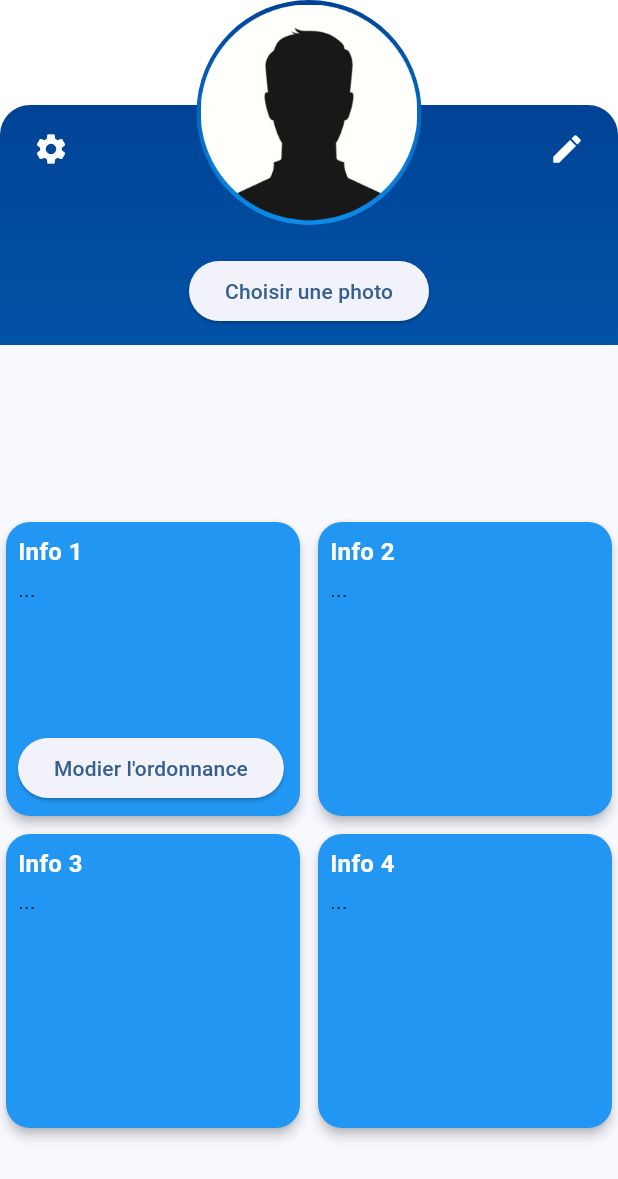
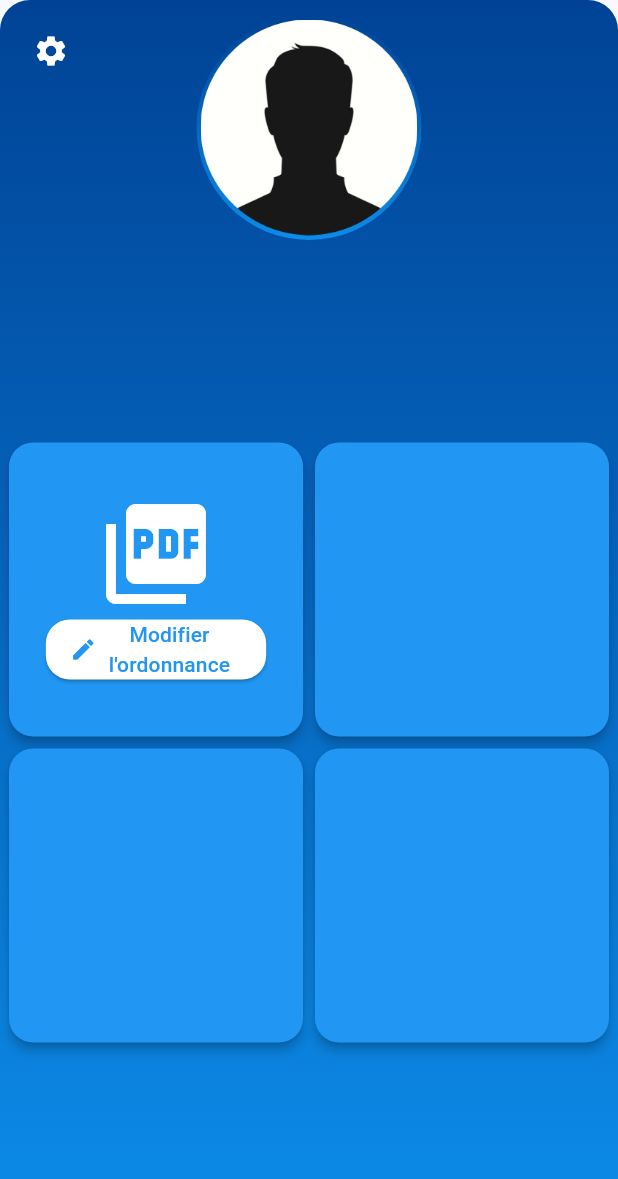
Before and after one commit to PaulDelamare/Diwe_front, a Flutter app: the UserPage screen opened directly, on a phone screen of 412 x 824 dp. Shown: the top 1179 px of the screen. Run offline on Flutter 3.47's test engine with Material 3 defaults, Android fonts, the phone set to English and light mode, and no system bars; our stand-ins replace connectivity, file_picker, fl_chart, flutter_dotenv, flutter_secure_storage, image_picker and 1 more; accounts and stored records are empty.

Commit message:
Improve style

```diff
--- a/lib/main.dart
+++ b/lib/main.dart
@@ -27,6 +27,7 @@ class MyApp extends StatelessWidget {
   @override
   Widget build(BuildContext context) {
     return MaterialApp(
+      debugShowCheckedModeBanner: false,
       title: 'DIWE',
       theme: ThemeData(
         colorScheme: ColorScheme.fromSeed(seedColor: Colors.blue),
--- a/lib/repas/photorepas.dart
+++ b/lib/repas/photorepas.dart
@@ -25,7 +25,7 @@ class _PhotoRepasPageState  extends State<Photorepas> {
 
 // Fonction pour récupérer une image à partir de la galerie
   Future<void> getImage() async {
-    final pickedFile = await picker.getImage(source: ImageSource.gallery); // Sélectionne une image depuis la galerie
+    final pickedFile = await picker.getImage(source: ImageSource.camera); // Sélectionne une image depuis la galerie
 
     if (pickedFile != null) { // Vérifie si une image a été sélectionnée
       setState(() {
--- a/lib/user/avatar.dart
+++ b/lib/user/avatar.dart
@@ -118,11 +118,6 @@ class _AvatarPageState extends State<AvatarPage> {
               ),
             ),
           ),
-          SizedBox(height: 20),
-          ElevatedButton(
-            onPressed: getImage,
-            child: Text('Choisir une photo'),
-          ),
         ],
       ),
     );
--- a/lib/user/infos.dart
+++ b/lib/user/infos.dart
@@ -56,7 +56,9 @@ class _InfosWidgetState extends State<InfosWidget> {
   @override
   Widget build(BuildContext context) {
     return Scaffold(
-      body: Center(
+      backgroundColor: Colors.transparent,
+      body: Padding(
+        padding: const EdgeInsets.symmetric(horizontal: 2.0), // Ajoute un padding horizontal de 20
         child: Column(
           mainAxisAlignment: MainAxisAlignment.center,
           children: [
@@ -69,14 +71,14 @@ class _InfosWidgetState extends State<InfosWidget> {
             GridView.count(
               shrinkWrap: true,
               crossAxisCount: 2,
-              crossAxisSpacing: 4, // Réduit l'espacement horizontal entre les cartes
-              mainAxisSpacing: 4, // Réduit l'espacement vertical entre les cartes
+              crossAxisSpacing: 0, // Réduit l'espacement horizontal entre les cartes
+              mainAxisSpacing: 0, // Réduit l'espacement vertical entre les cartes
               childAspectRatio: 1 / 1, // Permet de contrôler le rapport hauteur/largeur des cartes
               children: [
-                _buildInfoCard('Info 1', Text(_userData?['info1'] ?? "..."), true),
-                _buildInfoCard('Info 2', Text(_userData?['info2'] ?? "..."), false),
-                _buildInfoCard('Info 3', Text(_userData?['info3'] ?? "..."), false),
-                _buildInfoCard('Info 4', Text(_userData?['info4'] ?? "..."), false),
+                _buildInfoCard('',   Icon( Icons.picture_as_pdf, size: 80.0, color: Colors.white,), true),// Ajoute la taille de l'icône
+                _buildInfoCard('Info 2', Text(_userData?['info2'] ?? ""), false),
+                _buildInfoCard('Info 3', Text(_userData?['info3'] ?? ""), false),
+                _buildInfoCard('Info 4', Text(_userData?['info4'] ?? ""), false),
               ],
             ),
           ],
@@ -95,22 +97,25 @@ class _InfosWidgetState extends State<InfosWidget> {
     child: Padding(
       padding: const EdgeInsets.all(8.0),
       child: Column(
-          crossAxisAlignment: CrossAxisAlignment.start,
+        mainAxisAlignment: MainAxisAlignment.center, // Centrer le contenu de la colonne verticalement
+        crossAxisAlignment: CrossAxisAlignment.center, // Centrer le contenu de la colonne horizontalement
         children: [
-            Text(
-              title,
-              style: TextStyle(fontSize: 16, color: Colors.white, fontWeight: FontWeight.bold),
+          content,
+          if (includeUploadButton) // Condition pour ajouter le bouton uniquement sur la carte "Info 1"
+            ElevatedButton.icon(
+              onPressed: _pickAndUploadPdf,
+              icon: Icon(Icons.edit),
+              label: Text(
+                'Modifier\nl\'ordonnance', // Ajoute un retour à la ligne
+                textAlign: TextAlign.center, // Centre le texte
+                style: TextStyle(fontSize: 14),
               ),
-            SizedBox(height: 4),
-            content,
-            Spacer(),
-            if (includeUploadButton) // Condition pour ajouter le bouton uniquement sur la carte "Info 1"
-              ElevatedButton(
-                onPressed: _pickAndUploadPdf,
-                child: Text('Modier l\'ordonnance'),
               style: ElevatedButton.styleFrom(
-                  // primary: Colors.white,
-                  // onPrimary: Colors.blue,
+                backgroundColor: Colors.white,
+                foregroundColor: Colors.blue,
+                shape: RoundedRectangleBorder(
+                  borderRadius: BorderRadius.circular(16.0),
+                ),
               ),
             ),
         ],
@@ -118,4 +123,5 @@ class _InfosWidgetState extends State<InfosWidget> {
     ),
   );
 }
+
 }
--- a/lib/user/user.dart
+++ b/lib/user/user.dart
@@ -17,19 +17,9 @@ class _UserPageState extends State<UserPage> {
       body: Center( // Centrer le contenu de UserPage
         child: Stack(
           children: [
-            // Espace au-dessus du fond bleu
-            Positioned(
-              top: 0,
-              left: 0,
-              right: 0,
-              height: 100, // Hauteur de l'espace au-dessus du fond bleu
-              child: Container(
-                color: Colors.white, // Couleur de l'espace au-dessus du fond bleu
-              ),
-            ),
             // Fond bleu
             Positioned(
-              top: 70, // Hauteur de l'espace au-dessus du fond bleu
+              top: 0, // Hauteur de l'espace au-dessus du fond bleu
               left: 0,
               right: 0,
               bottom: 0,
@@ -49,7 +39,7 @@ class _UserPageState extends State<UserPage> {
             ),
             // Icon Paramètres
             Positioned(
-              top: 75,
+              top: 10,
               left: 10,
               child: IconButton(
                 icon: Icon(Icons.settings, color: Colors.white),
@@ -63,33 +53,19 @@ class _UserPageState extends State<UserPage> {
             ),
             // Avatar
             Positioned(
-              top: 0,
+              top: 10,
               left: 0,
               right: 0,
               child: Center(
                 child: AvatarPage(),
               ),
             ),
-            // Icon edit
-            Positioned(
-              top: 75,
-              right: 10,
-              child: IconButton(
-                icon: Icon(Icons.mode_edit, color: Colors.white),
-                onPressed: () {
-                  // Naviguer vers la page des modifications
-                  Navigator.pushNamed(context, '/edit');
-                },
-              ),
-            ),
             Padding(
-              padding: EdgeInsets.only(top: 230.0),
+              padding: EdgeInsets.only(top: 120.0),
               child: Center(
                 child: InfosWidget(),
               ),
             ),
-
-
           ],
         ),
       ),
```
Lines whose indentation alone changed are shown as unchanged.
